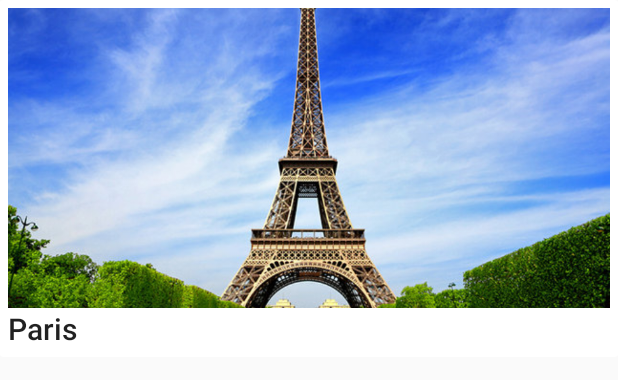
After one commit to littlecodeshop/Todos2, an Android app: the layout todo_item_card.xml on its own in the app's theme, with its tools: preview values and no code run, on a phone screen of 412 x 824 dp. The commit adds this screen. Shown: the top 380 px of the screen. Run offline under Robolectric (Android 15) with nearby library versions, the phone set to English and light mode, and no system bars.

Commit message:
montre comment preview recyclerview

```diff
--- a/app/build.gradle
+++ b/app/build.gradle
@@ -28,4 +28,5 @@ dependencies {
     compile 'com.android.support:design:25.3.0'
     testCompile 'junit:junit:4.12'
     compile 'com.android.support:recyclerview-v7:25.3.0'
+    compile 'com.android.support:cardview-v7:25.3.0'
 }
--- a/app/src/main/res/layout/activity_todo_list.xml
+++ b/app/src/main/res/layout/activity_todo_list.xml
@@ -22,8 +22,6 @@
 
     </android.support.design.widget.AppBarLayout>
 
-    <include layout="@layout/content_todo_list"/>
-
     <android.support.design.widget.FloatingActionButton
         android:id="@+id/fab"
         android:layout_width="wrap_content"
@@ -31,5 +29,6 @@
         android:layout_gravity="bottom|end"
         android:layout_margin="@dimen/fab_margin"
         app:srcCompat="@android:drawable/ic_dialog_email" />
+    <include layout="@layout/content_todo_list"/>
 
 </android.support.design.widget.CoordinatorLayout>
--- a/app/src/main/res/layout/content_todo_list.xml
+++ b/app/src/main/res/layout/content_todo_list.xml
@@ -18,5 +18,8 @@
             android:layout_width="match_parent"
             android:layout_height="match_parent"
             android:layout_alignParentTop="true" android:layout_alignParentLeft="true"
-            android:layout_alignParentStart="true"/>
+            android:layout_alignParentStart="true" android:id="@+id/todorecycler"
+            app:layoutManager="LinearLayoutManager"
+            android:orientation="vertical"
+            tools:listitem="@layout/todo_item_card"/>
 </RelativeLayout>
--- /dev/null
+++ b/app/src/main/res/layout/todo_item_card.xml
@@ -0,0 +1,24 @@
+<?xml version="1.0" encoding="utf-8"?>
+
+
+    <android.support.v7.widget.CardView xmlns:android="http://schemas.android.com/apk/res/android"
+                                        xmlns:app="http://schemas.android.com/apk/res-auto"
+                                        xmlns:tools="http://schemas.android.com/tools"
+            android:layout_width="match_parent"
+            android:layout_height="wrap_content" android:id="@+id/todo_view" app:cardElevation="0dp"
+            app:contentPadding="5dp">
+        <LinearLayout
+                android:orientation="vertical"
+                android:layout_width="match_parent"
+                android:layout_height="match_parent">
+            <ImageView
+                    android:layout_width="match_parent"
+                    android:layout_height="200dp" app:srcCompat="@drawable/france_paris_eiffel_tower"
+                    android:id="@+id/imageView" android:scaleType="centerCrop"/>
+            <TextView
+                    android:text="TextView"
+                    android:layout_width="match_parent"
+                    android:layout_height="wrap_content" android:id="@+id/textView" tools:text="Paris"
+                    android:textAppearance="@style/TextAppearance.AppCompat.Title"/>
+        </LinearLayout>
+    </android.support.v7.widget.CardView>
```
Also changed, not shown: app/src/main/res/drawable/france_paris_eiffel_tower.jpg (added).
